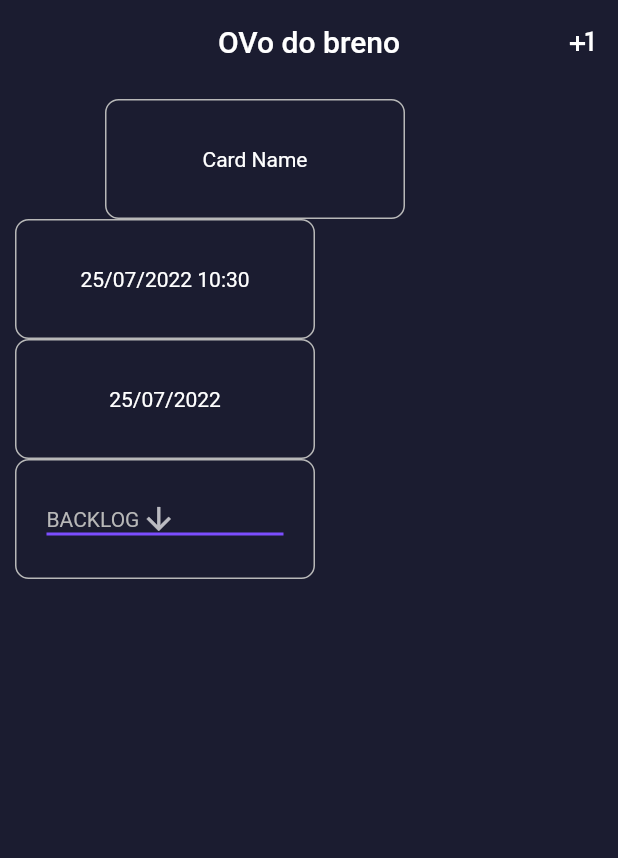
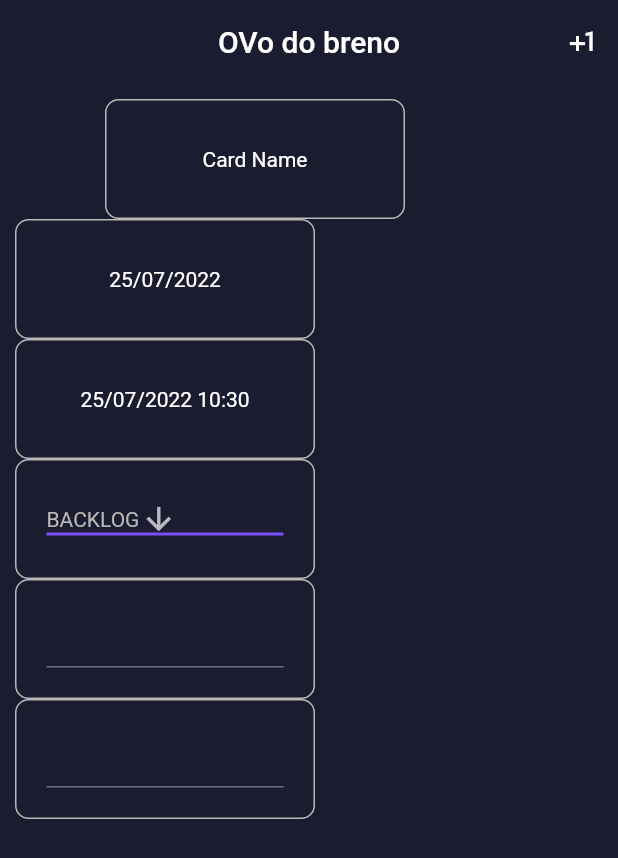
Before and after one commit to AddisonAV/os_controller, a Flutter app: the screen it shows after launch, on a phone screen of 412 x 824 dp. Shown: the top 858 px of the screen. Run offline on Flutter 3.47's test engine with Material 2 defaults, Android fonts, the phone set to English and light mode, and no system bars; our stand-ins replace currency_text_input_formatter; missing offline and left inert: flutter_titled_container.

Commit message:
lots of things

```diff
--- a/lib/widgets/task_widget.dart
+++ b/lib/widgets/task_widget.dart
@@ -1,12 +1,12 @@
 // ignore_for_file: prefer_const_constructors
+import 'package:flutter/services.dart';
 import 'package:os_controller/ui/colors.dart';
-import 'dart:html';
-import 'package:date_field/date_field.dart';
-import 'package:flutter/cupertino.dart';
 import 'package:flutter/material.dart';
 import 'package:intl/intl.dart';
 import 'package:os_controller/utils/task.dart';
 import 'package:flutter_titled_container/flutter_titled_container.dart';
+import 'package:currency_text_input_formatter/currency_text_input_formatter.dart';
+
 
 //we can create more parameters if needed
 TitledContainer createContainer(String text, String title, {double width = 200}){
@@ -31,8 +31,8 @@ TitledContainer createContainer(String text, String title, {double width = 200})
               ),
               child: Center(
                 child: Text(
+
                   text,
-                  //style: TextStyle(fontSize: 28.0),
                 ),
               ),
             ),
@@ -55,9 +55,13 @@ class _TaskWidget extends State<TaskWidget> {
   String cardName = "Card Name";
   double borderRadius = 9;
   DateTime selectedDate = DateTime.now();
+  int timeSpend = 0;
+  late FocusNode focusNode;
+  final TextEditingController _controller = TextEditingController();
 
-  late FocusNode focusNode;
+  final myController = TextEditingController();
 
+  int costPerHour = 20;
 
   @override
   Widget build(BuildContext context) {
@@ -77,21 +81,16 @@ class _TaskWidget extends State<TaskWidget> {
             child: createContainer(cardName, "")
           ),
           Expanded(
-            child: createContainer( lastEditedDate, "Last edit ")
+            child: createContainer(creationDate, " Created at")
           ),
           Expanded(
-            child: createContainer(creationDate, " Created at"),
+            child: createContainer( lastEditedDate, "Last edit ")
           ),
 
           Expanded(
 
-            child: TitledContainer(
-              titleColor: AppColor.taskColor,
-              title: "Status",
-              textAlign: TextAlignTitledContainer.Left,
-              fontSize: 16.0,
-              backgroundColor: AppColor.primaryColor,
               child: Container(
+
                 padding: EdgeInsets.all(20),
                 width: 200,
                 height: 80.0,
@@ -125,10 +124,56 @@ class _TaskWidget extends State<TaskWidget> {
                     );
                   }).toList(),
                 )
-              )
-          )
+              ),
+          ),
+          Expanded(
+
+            child: Container(
+              padding: EdgeInsets.all(20),
+              width: 200,
+              height: 80.0,
+                decoration: BoxDecoration(
+                  border: Border.all(
+                    color: AppColor.taskColor
+                  ),
+                  borderRadius: BorderRadius.all(
+                    Radius.circular(9),
+                  ),
+                ),
+              child: TextField(
+                inputFormatters: [CurrencyTextInputFormatter(locale: 'en', decimalDigits: 2, name: "R\$")],
+                textAlign: TextAlign.center,
+                controller: _controller,
+                onSubmitted: (String value) async {
+                  timeSpend = int.parse(value);
+                },
+              ),
             )
+          ),
+          Expanded(
 
+            child: Container(
+              padding: EdgeInsets.all(20),
+              width: 200,
+              height: 80.0,
+                decoration: BoxDecoration(
+                  border: Border.all(
+                    color: AppColor.taskColor
+                  ),
+                  borderRadius: BorderRadius.all(
+                    Radius.circular(9),
+                  ),
+                ),
+              child: TextField(
+                inputFormatters: [FilteringTextInputFormatter.allow(RegExp(r'[0-9]')), ],
+                textAlign: TextAlign.center,
+                controller: _controller,
+                onSubmitted: (String value) async {
+                  timeSpend = int.parse(value);
+                },
+              ),
+            )
+          ),
         ],
       )
     );
--- a/pubspec.yaml
+++ b/pubspec.yaml
@@ -30,6 +30,7 @@ dependencies:
   datetime_picker_formfield: ^2.0.0
   flutter_titled_container: ^1.0.7
   date_field: ^3.0.1
+  currency_text_input_formatter: ^2.1.7
   flutter:
     sdk: flutter
 
```
Also changed, not shown: pubspec.lock.
